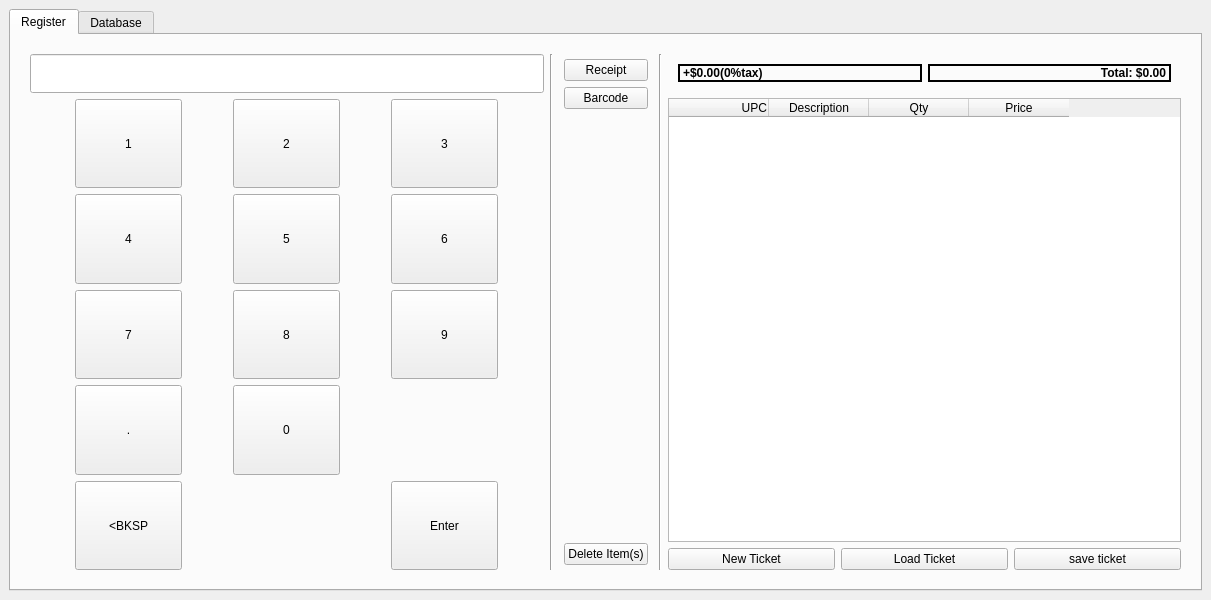
This is mainwindow.ui in dtuivs/SmartTAgz as Qt 5 draws it before an edit. The edited form follows.
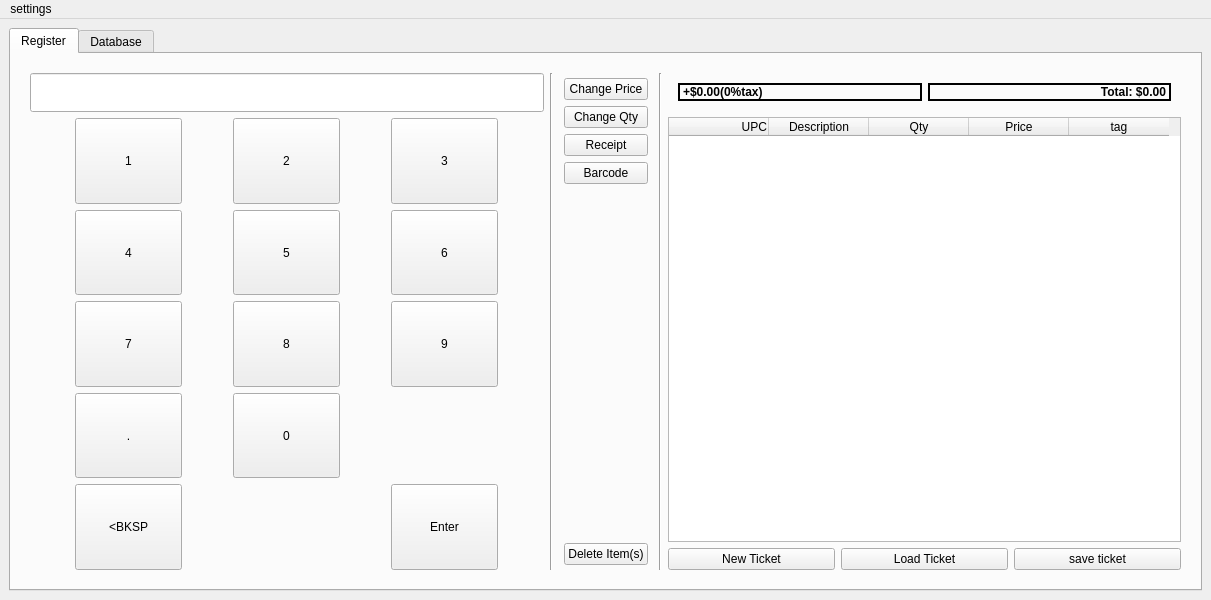
This is the edited form.

Patch:
```diff
--- a/mainwindow.ui
+++ b/mainwindow.ui
@@ -385,6 +385,20 @@
             <property name="bottomMargin">
              <number>5</number>
             </property>
+            <item>
+             <widget class="QPushButton" name="priceChange_button">
+              <property name="text">
+               <string>Change Price</string>
+              </property>
+             </widget>
+            </item>
+            <item>
+             <widget class="QPushButton" name="qtyChange_button">
+              <property name="text">
+               <string>Change Qty</string>
+              </property>
+             </widget>
+            </item>
             <item>
              <widget class="QPushButton" name="receipt_button">
               <property name="text">
@@ -518,7 +532,7 @@
             <item>
              <widget class="QTableWidget" name="ticketview">
               <property name="columnCount">
-               <number>4</number>
+               <number>5</number>
               </property>
               <column>
                <property name="text">
@@ -543,6 +557,11 @@
                 <string>Price</string>
                </property>
               </column>
+              <column>
+               <property name="text">
+                <string>tag</string>
+               </property>
+              </column>
              </widget>
             </item>
             <item>
@@ -681,6 +700,14 @@
      <height>24</height>
     </rect>
    </property>
+   <widget class="QMenu" name="menuAdjust_Tax">
+    <property name="title">
+     <string>settings</string>
+    </property>
+    <addaction name="actionSales_Tax"/>
+    <addaction name="actionLocate_Database"/>
+   </widget>
+   <addaction name="menuAdjust_Tax"/>
   </widget>
  </widget>
  <resources/>
```
Left out of the diff: 10 changed lines with no effect on the pictures.
